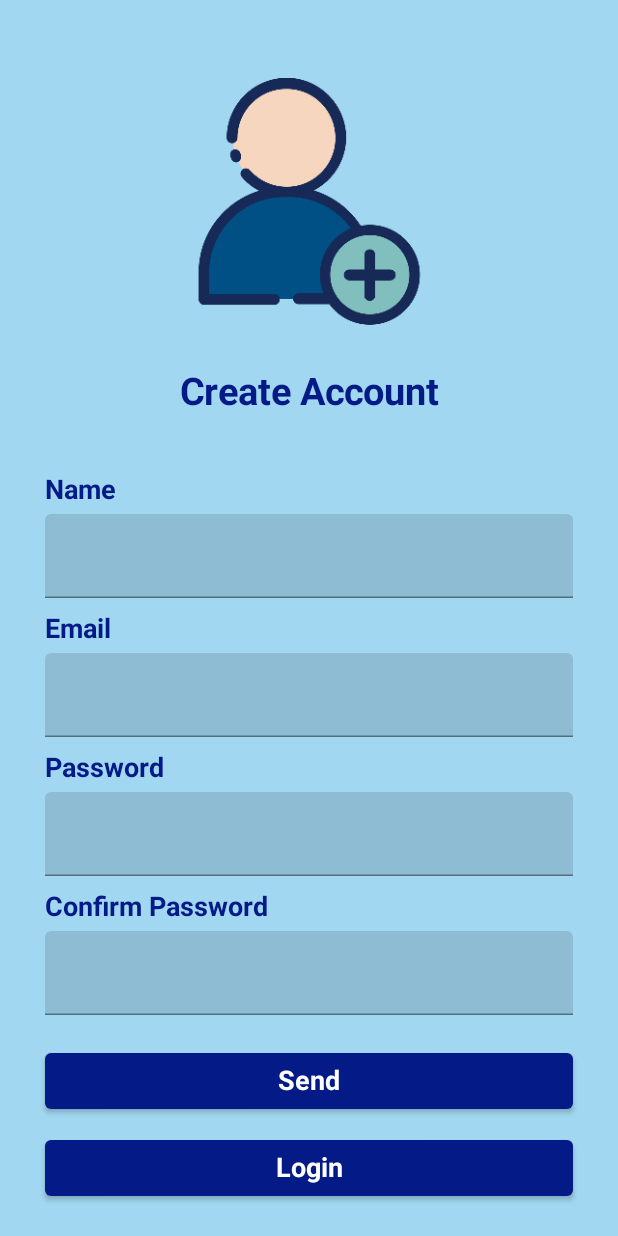
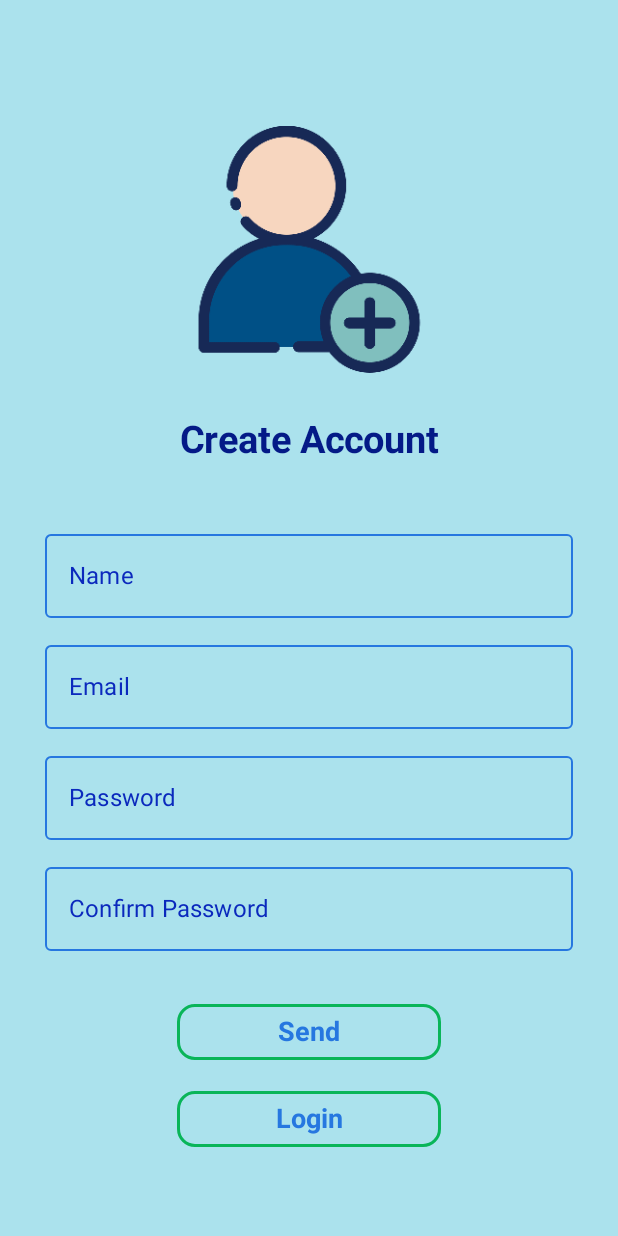
Before and after one commit to morningbob/JessChatLex, an Android app built with Jetpack Compose: the CreateAccountScreen screen opened through its navigation route, on a phone screen of 412 x 824 dp. Run offline under Robolectric (Android 15) with nearby library versions, the phone set to English and light mode, and no system bars; libraries missing offline, so code that uses them is left out: com.amplifyframework, com.amplifyframework.auth, com.amplifyframework.kotlin; 2 statements that could not run were skipped.

Commit message:
created login and register view model
hooking up live data in view model and compose's layout.  also building validating inputs functions to produce errors to display to the user.

```diff
--- a/app/build.gradle
+++ b/app/build.gradle
@@ -62,6 +62,9 @@ dependencies {
     debugImplementation "androidx.compose.ui:ui-tooling:$compose_ui_version"
     debugImplementation "androidx.compose.ui:ui-test-manifest:$compose_ui_version"
 
+    // view model
+    implementation "androidx.lifecycle:lifecycle-viewmodel-compose:2.5.1"
+
     // navigation
     implementation "androidx.navigation:navigation-compose:2.5.3"
 
--- a/app/src/main/java/com/bitpunchlab/android/jesschatlex/base/components.kt
+++ b/app/src/main/java/com/bitpunchlab/android/jesschatlex/base/components.kt
@@ -1,13 +1,14 @@
 package com.bitpunchlab.android.jesschatlex.base
 
+import androidx.compose.foundation.BorderStroke
 import androidx.compose.foundation.Image
+import androidx.compose.foundation.background
+import androidx.compose.foundation.layout.Box
 import androidx.compose.foundation.layout.fillMaxWidth
 import androidx.compose.foundation.layout.padding
+import androidx.compose.foundation.shape.RoundedCornerShape
 import androidx.compose.foundation.text.KeyboardOptions
-import androidx.compose.material.Button
-import androidx.compose.material.MaterialTheme
-import androidx.compose.material.Text
-import androidx.compose.material.TextField
+import androidx.compose.material.*
 import androidx.compose.runtime.*
 import androidx.compose.ui.Modifier
 import androidx.compose.ui.res.painterResource
@@ -17,25 +18,39 @@ import androidx.compose.ui.text.style.TextAlign
 import androidx.compose.ui.unit.Dp
 import androidx.compose.ui.unit.dp
 import com.bitpunchlab.android.jesschatlex.R
+import com.bitpunchlab.android.jesschatlex.ui.theme.JessChatLex
 
 @Composable
-fun UserInputTextField(hint: String, hide: Boolean) : TextFieldValue {
-    var inputText by remember { mutableStateOf(TextFieldValue("")) }
+fun UserInputTextField(title: String, content: String, hide: Boolean,
+                       paddingTop: Int, paddingBottom: Int,
+                        call: (String) -> Unit)  {
+    //var inputText by remember { mutableStateOf(TextFieldValue("")) }
 
     val keyboardType = if (hide) { KeyboardType.Password} else { KeyboardType.Text }
 
-    TextField(
-        value = inputText,
-        onValueChange = { newText: TextFieldValue ->
-            inputText = newText
+    OutlinedTextField(
+        label = { Text(text = title) },
+        value = content,
+        onValueChange = { newText ->
+            call.invoke(newText)
         },
+        //onValueChange = { newText: TextFieldValue ->
+        //    inputText = newText
+        //},
+
         modifier = Modifier
             .fillMaxWidth()
-            .padding(top = 5.dp, start = 30.dp, end = 30.dp),
-        keyboardOptions = KeyboardOptions(keyboardType = keyboardType)
+            .padding(top = paddingTop.dp, bottom = paddingBottom.dp, start = 30.dp, end = 30.dp),
+        keyboardOptions = KeyboardOptions(keyboardType = keyboardType),
+        colors = TextFieldDefaults.outlinedTextFieldColors(
+        focusedBorderColor = JessChatLex.textFieldBorderColor,
+        unfocusedBorderColor = JessChatLex.textFieldBorderColor,
+        focusedLabelColor = MaterialTheme.colors.secondary,
+        cursorColor = MaterialTheme.colors.primaryVariant
+    ),
     )
 
-    return inputText
+    //return inputText
 }
 
 @Composable
@@ -62,15 +77,22 @@ fun DescriptionTitleText(title: String, paddingTop: Int, paddingBottom: Int) {
 
 @Composable
 fun GeneralButton(title: String, onClick: () -> Unit, paddingTop: Int, paddingBottom: Int) {
-    Button(
-        onClick = { onClick.invoke() },
-        modifier = Modifier
-            .padding(top = paddingTop.dp, start = 30.dp, end = 30.dp)
-            .fillMaxWidth(),
+        // OutlineTextField will be the content...
+        OutlinedButton(
+            onClick = { onClick.invoke() },
+            modifier = Modifier
+                .padding(top = paddingTop.dp, start = 30.dp, end = 30.dp)
+                .fillMaxWidth(0.5f),
+            colors = ButtonDefaults.buttonColors(JessChatLex.background),
+            border = BorderStroke(2.dp, JessChatLex.buttonBorderColor),
+            shape = RoundedCornerShape(12.dp)
 
-        ) {
-        Text(text = title)
-    }
+            ) {
+            Text(
+                text = title,
+                color = JessChatLex.buttonTextColor
+            )
+        }
 }
 
 @Composable
--- a/app/src/main/java/com/bitpunchlab/android/jesschatlex/ui/theme/Color.kt
+++ b/app/src/main/java/com/bitpunchlab/android/jesschatlex/ui/theme/Color.kt
@@ -9,8 +9,11 @@ object JessChatLex {
     val Purple700 = Color(0xFF3700B3)
     val Teal200 = Color(0xFF03DAC5)
 
-    val background = Color(0xFFa1d7f0)
+    val background = Color(0xFFabe2ed)
     val titleColor = Color(0xFF041a87)
     val contentColor = Color(0xFF0b29bd)
-    val buttonColor = Color(0xFF3c58e6)
+    val textFieldBorderColor = Color(0xFF2677e0)
+    val buttonBorderColor = Color(0xFF09b559)
+    val buttonTextColor = Color(0xFF2677e0)
+    //val buttonTextColor = Color(0xFF09b559)
 }
--- a/app/src/main/java/com/bitpunchlab/android/jesschatlex/ui/theme/Theme.kt
+++ b/app/src/main/java/com/bitpunchlab/android/jesschatlex/ui/theme/Theme.kt
@@ -10,15 +10,14 @@ import androidx.compose.ui.graphics.Color
 private val DarkColorPalette = darkColors(
     primary = JessChatLex.titleColor,
     primaryVariant = JessChatLex.contentColor,
-    secondary = JessChatLex.buttonColor
+    secondary = JessChatLex.buttonTextColor
 )
 
 private val LightColorPalette = lightColors(
     primary = JessChatLex.titleColor,
     primaryVariant = JessChatLex.contentColor,
-    secondary = JessChatLex.buttonColor,
+    secondary = JessChatLex.buttonTextColor,
     background = JessChatLex.background,
-    //buttonColor = JessChatLex.buttonColor
 
     /* Other default colors to override
 
--- a/app/src/main/java/com/bitpunchlab/android/jesschatlex/userAccount/CreateAccountScreen.kt
+++ b/app/src/main/java/com/bitpunchlab/android/jesschatlex/userAccount/CreateAccountScreen.kt
@@ -12,6 +12,7 @@ import androidx.compose.runtime.*
 import androidx.compose.ui.Alignment
 import androidx.compose.ui.Modifier
 import androidx.compose.ui.text.input.TextFieldValue
+import androidx.lifecycle.viewmodel.compose.viewModel
 import androidx.navigation.NavHostController
 import com.amplifyframework.auth.AuthException
 import com.amplifyframework.auth.AuthUserAttributeKey
@@ -23,7 +24,19 @@ import com.bitpunchlab.android.jesschatlex.base.*
 import kotlinx.coroutines.*
 
 @Composable
-fun CreateAccountScreen(navController: NavHostController) {
+fun CreateAccountScreen(navController: NavHostController,
+    registerViewModel: RegisterViewModel = viewModel()) {
+
+    val nameState by registerViewModel.nameState.collectAsState()
+    val emailState by registerViewModel.emailState.collectAsState()
+    val passwordState by registerViewModel.passwordState.collectAsState()
+    val confirmPassState by registerViewModel.confirmPassState.collectAsState()
+    val nameErrorState by registerViewModel.confirmPassState.collectAsState()
+    val emailErrorState by registerViewModel.confirmPassState.collectAsState()
+    val passwordErrorState by registerViewModel.confirmPassState.collectAsState()
+    val confirmPassErrorState by registerViewModel.confirmPassState.collectAsState()
+
+
     Surface(
         modifier = Modifier.fillMaxSize(),
         color = MaterialTheme.colors.background
@@ -39,15 +52,12 @@ fun CreateAccountScreen(navController: NavHostController) {
                 modifier = Modifier.fillMaxSize(),
                 horizontalAlignment = Alignment.CenterHorizontally
             ) {
-                var nameInput by remember { mutableStateOf(TextFieldValue("")) }
-                var emailInput by remember { mutableStateOf(TextFieldValue("")) }
-                var passwordInput by remember { mutableStateOf(TextFieldValue("")) }
-                var confirmPasswordInput by remember { mutableStateOf(TextFieldValue("")) }
+
                 var onSendClicked = {
                     Log.i("onSendClicked", "received")
                     // should validate before sending
                     CoroutineScope(Dispatchers.IO).launch {
-                        if (registerUser(nameInput.text, emailInput.text, passwordInput.text)) {
+                        if (registerUser(nameState, emailState, passwordState)) {
                             // alert user success
                             Log.i("create screen", "success result passed to screen")
                         } else {
@@ -67,23 +77,27 @@ fun CreateAccountScreen(navController: NavHostController) {
                 )
                 TitleText(title = "Create Account", paddingTop = 30, paddingBottom = 30)
                 Column(horizontalAlignment = Alignment.Start) {
-                    DescriptionTitleText(title = "Name", paddingTop = 10, paddingBottom = 0)
-                    nameInput = UserInputTextField(hint = "Ben", hide = false)
-                    DescriptionTitleText(title = "Email", paddingTop = 10, paddingBottom = 0)
-                    emailInput = UserInputTextField(hint = "ben@abc.com", hide = false)
-                    DescriptionTitleText(title = "Password", paddingTop = 10, paddingBottom = 0)
-                    passwordInput = UserInputTextField(hint = "meqr06px", hide = true)
-                    DescriptionTitleText(
-                        title = "Confirm Password",
-                        paddingTop = 10,
-                        paddingBottom = 0
-                    )
-                    confirmPasswordInput = UserInputTextField(hint = "meqr06px", hide = true)
+                    //DescriptionTitleText(title = "Name", paddingTop = 10, paddingBottom = 0)
+                    UserInputTextField(title = "Name", content = nameState, hide = false, paddingTop = 10, paddingBottom = 0
+                    ) { registerViewModel.updateName(it) }
+                    //DescriptionTitleText(title = "Email", paddingTop = 10, paddingBottom = 0)
+                    UserInputTextField(title = "Email", content = emailState, hide = false, paddingTop = 10, paddingBottom = 0
+                    ) { registerViewModel.updateEmail(it) }
+                    //DescriptionTitleText(title = "Password", paddingTop = 10, paddingBottom = 0)
+                    UserInputTextField(title = "Password", content = passwordState, hide = true, paddingTop = 10, paddingBottom = 0
+                    ) { registerViewModel.updatePassword(it) }
+                    //DescriptionTitleText( title = "Confirm Password", paddingTop = 10, paddingBottom = 0)
+                    UserInputTextField(title = "Confirm Password", content = confirmPassState, hide = true,
+                        paddingTop = 10, paddingBottom = 0) {
+                        registerViewModel.updateConfirmPassword(it)
+                    }
                     //DescriptionTitleText(title = , paddingTop = , paddingBottom = )
+                }
+                Column(horizontalAlignment = Alignment.CenterHorizontally) {
                     GeneralButton(
                         title = "Send",
                         onClick = onSendClicked,
-                        paddingTop = 20,
+                        paddingTop = 30,
                         paddingBottom = 20
                     )
                     GeneralButton(
@@ -103,6 +117,7 @@ private suspend fun registerUser(name: String, email: String, password: String)
     suspendCancellableCoroutine<Boolean> { cancellableContinuation ->
         val options = AuthSignUpOptions.builder()
             .userAttribute(AuthUserAttributeKey.email(), email)
+            .userAttribute(AuthUserAttributeKey.name(), name)
             .build()
         CoroutineScope(Dispatchers.IO).launch {
             try {
--- a/app/src/main/java/com/bitpunchlab/android/jesschatlex/userAccount/LoginScreen.kt
+++ b/app/src/main/java/com/bitpunchlab/android/jesschatlex/userAccount/LoginScreen.kt
@@ -9,6 +9,8 @@ import androidx.compose.runtime.*
 import androidx.compose.ui.Alignment
 import androidx.compose.ui.Modifier
 import androidx.compose.ui.text.input.TextFieldValue
+import androidx.compose.ui.unit.dp
+import androidx.lifecycle.viewmodel.compose.viewModel
 import androidx.navigation.NavHostController
 import com.amplifyframework.auth.AuthException
 import com.amplifyframework.auth.cognito.options.AWSCognitoAuthSignInOptions
@@ -23,9 +25,15 @@ import kotlinx.coroutines.CoroutineScope
 import kotlinx.coroutines.Dispatchers
 import kotlinx.coroutines.launch
 import kotlinx.coroutines.suspendCancellableCoroutine
+import kotlin.math.log
 
 @Composable
-fun LoginScreen(navController: NavHostController) {
+fun LoginScreen(navController: NavHostController,
+    loginViewModel: LoginViewModel = viewModel()) {
+
+    val emailState by loginViewModel.emailState.collectAsState()
+    val passwordState by loginViewModel.passwordState.collectAsState()
+
     Surface(
         modifier = Modifier.fillMaxSize(),
         color = MaterialTheme.colors.background
@@ -58,20 +66,20 @@ fun LoginScreen(navController: NavHostController) {
             verticalArrangement = Arrangement.Center,
             modifier = Modifier.verticalScroll(rememberScrollState())
         ) {
-
-
             Column(horizontalAlignment = Alignment.CenterHorizontally) {
                 HeaderImage(resource = R.mipmap.login, description = "Login Icon",
                 paddingTop = 0, paddingBottom = 0)
-                TitleText(title = "Login", paddingTop = 5, paddingBottom = 0)
+                TitleText(title = "Login", paddingTop = 30, paddingBottom = 30)
             }
             Column(horizontalAlignment = Alignment.Start) {
-                DescriptionTitleText(title = "Email", paddingTop = 10, paddingBottom = 0)
-                emailInput = UserInputTextField(hint = "ben@abc.com", hide = false)
-                DescriptionTitleText(title = "Password", paddingTop = 10, paddingBottom = 0)
-                passwordInput = UserInputTextField(hint = "fjeob46l", hide = true)
+                //DescriptionTitleText(title = "Email", paddingTop = 10, paddingBottom = 0)
+                UserInputTextField(title = "Email", content = emailState, hide = false, paddingTop = 10, paddingBottom = 0
+                ) { loginViewModel.updateEmail(it) }
+                //DescriptionTitleText(title = "Password", paddingTop = 10, paddingBottom = 0)
+                UserInputTextField(title = "Password", content = passwordState, hide = true, paddingTop = 10, paddingBottom = 0
+                ) { loginViewModel.updatePassword(it) }
             }
-            GeneralButton(title = "Send", onClick = onSendClicked, paddingTop = 20, paddingBottom = 0)
+            GeneralButton(title = "Send", onClick = onSendClicked, paddingTop = 30, paddingBottom = 0)
             GeneralButton(title = "Sign Up", onClick = onSignUpClicked, paddingTop = 10, paddingBottom = 20)
             GeneralButton(title = "test", onClick = printInputs, paddingTop = 10, paddingBottom = 10)
         }
--- /dev/null
+++ b/app/src/main/java/com/bitpunchlab/android/jesschatlex/userAccount/LoginViewModel.kt
@@ -0,0 +1,25 @@
+package com.bitpunchlab.android.jesschatlex.userAccount
+
+import androidx.lifecycle.ViewModel
+import kotlinx.coroutines.flow.MutableStateFlow
+import kotlinx.coroutines.flow.StateFlow
+import kotlinx.coroutines.flow.asStateFlow
+
+class LoginViewModel : ViewModel() {
+    private val _emailState = MutableStateFlow<String>("")
+    val emailState : StateFlow<String> = _emailState.asStateFlow()
+
+    private val _passwordState = MutableStateFlow<String>("")
+    val passwordState : StateFlow<String> = _passwordState.asStateFlow()
+
+    fun updateEmail(inputEmail: String) {
+        //email = inputEmail
+        //verifyEmail(email)
+        _emailState.value = inputEmail
+    }
+
+    fun updatePassword(inputPass: String) {
+        //password = inputPass
+        _passwordState.value = inputPass
+    }
+}
--- /dev/null
+++ b/app/src/main/java/com/bitpunchlab/android/jesschatlex/userAccount/RegisterViewModel.kt
@@ -0,0 +1,102 @@
+package com.bitpunchlab.android.jesschatlex.userAccount
+
+import androidx.compose.runtime.getValue
+import androidx.compose.runtime.mutableStateOf
+import androidx.compose.runtime.setValue
+import androidx.lifecycle.ViewModel
+import kotlinx.coroutines.flow.MutableStateFlow
+import kotlinx.coroutines.flow.StateFlow
+import kotlinx.coroutines.flow.asStateFlow
+
+
+class RegisterViewModel : ViewModel() {
+
+    private val _nameState = MutableStateFlow<String>("")
+    val nameState : StateFlow<String> = _nameState.asStateFlow()
+
+    private val _emailState = MutableStateFlow<String>("")
+    val emailState : StateFlow<String> = _emailState.asStateFlow()
+
+    private val _passwordState = MutableStateFlow<String>("")
+    val passwordState : StateFlow<String> = _passwordState.asStateFlow()
+
+    private val _confirmPassState = MutableStateFlow<String>("")
+    val confirmPassState : StateFlow<String> = _confirmPassState.asStateFlow()
+
+    private val _nameErrorState = MutableStateFlow<String>("")
+    val nameErrorState : StateFlow<String> = _confirmPassState.asStateFlow()
+
+    private val _emailErrorState = MutableStateFlow<String>("")
+    val emailErrorState : StateFlow<String> = _confirmPassState.asStateFlow()
+
+    private val _passwordErrorState = MutableStateFlow<String>("")
+    val passwordErrorState : StateFlow<String> = _confirmPassState.asStateFlow()
+
+    private val _confirmPassErrorState = MutableStateFlow<String>("")
+    val confirmPassErrorState : StateFlow<String> = _confirmPassState.asStateFlow()
+
+    fun updateName(inputName: String) {
+        _nameState.value = inputName
+        _nameErrorState.value = verifyName(inputName)
+    }
+
+    fun updateEmail(inputEmail: String) {
+        _emailState.value = inputEmail
+        _emailErrorState.value = verifyEmail(inputEmail)
+    }
+
+    fun updatePassword(inputPass: String) {
+        _passwordState.value = inputPass
+        _passwordErrorState.value = verifyPassword(inputPass)
+    }
+
+    fun updateConfirmPassword(inputConfirm: String) {
+        _confirmPassState.value = inputConfirm
+        _confirmPassErrorState.value = verifyConfirmPass(passwordState.value, inputConfirm)
+    }
+
+    private fun verifyName(inputName: String) : String {
+        return when (inputName) {
+            "" -> {
+                "Name must not be blank."
+            }
+            else -> {
+                ""
+            }
+        }
+    }
+
+    private fun verifyEmail(inputEmail: String) : String {
+        if (!android.util.Patterns.EMAIL_ADDRESS.matcher(inputEmail).matches()) {
+            return "Email is invalid."
+        }
+        return ""
+    }
+
+    //private fun verifyPassword(inputPassword: String) : String {
+     //   return  getPasswordError(inputPassword)
+    //}
+
+    private fun verifyPassword(inputPassword: String) : String {
+        if (inputPassword.length < 8) return "Password must contain at least 8 characters."
+        //if (inputPassword.filter { it.isDigit() }.firstOrNull() == null) return "false"
+        //if (inputPassword.filter { it.isLetter() }.filter { it.isUpperCase() }.firstOrNull() == null) return false
+        //if (inputPassword.filter { it.isLetter() }.filter { it.isLowerCase() }.firstOrNull() == null) return false
+        if (inputPassword.filter { !it.isLetter() }.firstOrNull() == null)
+            return "Password must contain a special character or a number."
+        return ""
+    }
+
+    //private fun verifyConfirmPass(inputConfirmPass: String) : String {
+        // check with password everytime
+    //    _confirmPassErrorState.value = checkPasswords(passwordState.value, inputConfirmPass)
+    //}
+
+    private fun verifyConfirmPass(password: String, confirmPassword: String) : String {
+        if (password != confirmPassword) {
+            return "Password and confirm password must be the same."
+        }
+        return ""
+    }
+
+}
```
